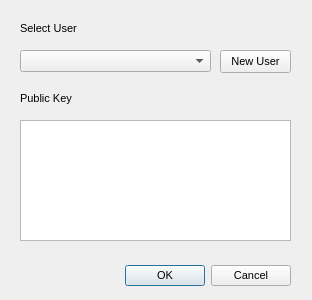
decentralised-project/decentralised_ui, file src/logindialog.ui: the form before one commit.
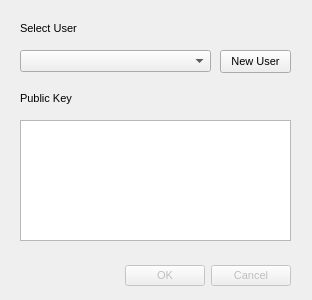
The form after the commit.

Diff of the .ui file:
```diff
--- a/src/logindialog.ui
+++ b/src/logindialog.ui
@@ -20,6 +20,9 @@
    <string>User Login</string>
   </property>
   <widget class="QDialogButtonBox" name="buttonBox">
+   <property name="enabled">
+    <bool>false</bool>
+   </property>
    <property name="geometry">
     <rect>
      <x>30</x>
```
